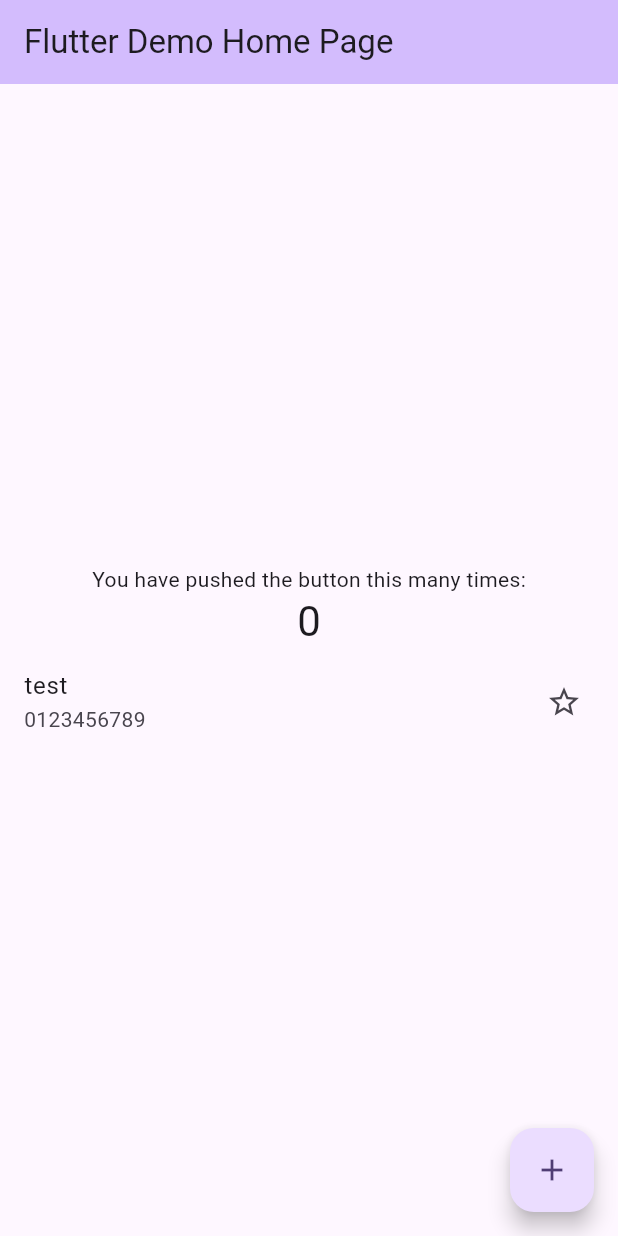
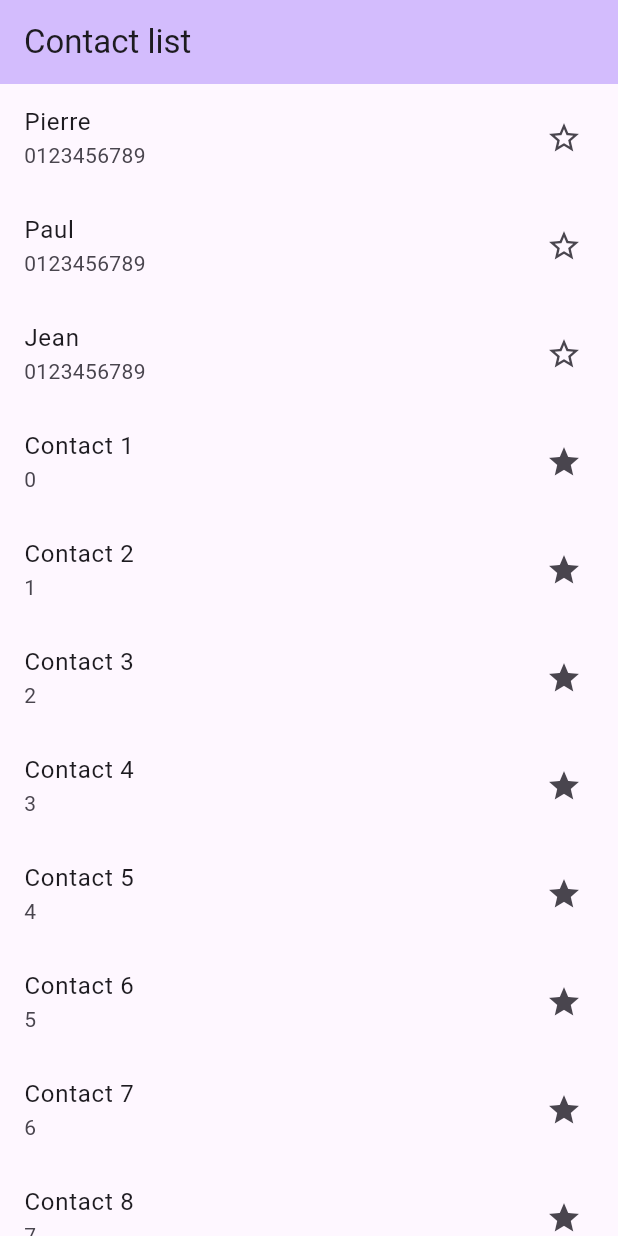
Before and after one commit to IweZix/BIN2-Q2-Mobile, a Flutter app: the screen it shows after launch, on a phone screen of 412 x 824 dp. Run offline on Flutter 3.47's test engine with Material 3 defaults, Android fonts, the phone set to English and light mode, and no system bars.

Commit message:
T02.3 Liste de contacts

```diff
--- a/tuto2/lib/Contact.dart
+++ b/tuto2/lib/Contact.dart
@@ -10,3 +10,22 @@ class Contact {
   });
 
 }
+
+List<Contact> _createContacts() {
+  final contacts1 = {
+    "Pierre": "0123456789",
+    "Paul": "0123456789",
+    "Jean": "0123456789",
+  }.entries.map((c) => Contact(name: c.key, phone: c.value)).toList();
+
+  final contacts2 = [
+    for (var i = 0; i < 1000; i++)
+      Contact(name: "Contact ${i + 1}", phone: "$i", isFavorite: true),
+  ];
+
+  final contacts3 = List.generate(10, (i) => Contact(name: "C$i", phone: "$i"));
+
+  return [...contacts1, ...contacts2, ...contacts3];
+}
+
+final defaultContacts = _createContacts();
--- /dev/null
+++ b/tuto2/lib/home_screen.dart
@@ -0,0 +1,24 @@
+import 'package:flutter/cupertino.dart';
+import 'package:flutter/material.dart';
+
+import 'Contact.dart';
+import 'contact_row.dart';
+
+class HomeScreen extends StatelessWidget {
+  const HomeScreen({super.key});
+
+  @override
+  Widget build(BuildContext context) {
+    final contactRows = defaultContacts
+        .map((contact) => ContactRow(contact: contact))
+        .toList();
+
+    return Scaffold(
+      appBar: AppBar(
+        backgroundColor: Theme.of(context).colorScheme.inversePrimary,
+        title: const Text("Contact list"),
+      ),
+      body: ListView(children: contactRows),
+    );
+  }
+}
--- a/tuto2/lib/main.dart
+++ b/tuto2/lib/main.dart
@@ -1,5 +1,6 @@
 import 'package:flutter/material.dart';
-import 'package:tuto2/ContactRow.dart';
+import 'package:tuto2/contact_row.dart';
+import 'package:tuto2/home_screen.dart';
 
 import 'Contact.dart';
 
@@ -18,56 +19,7 @@ class MyApp extends StatelessWidget {
         colorScheme: ColorScheme.fromSeed(seedColor: Colors.deepPurple),
         useMaterial3: true,
       ),
-      home: const MyHomePage(title: 'Flutter Demo Home Page'),
+      home: const HomeScreen(),
     );
   }
 }
-
-class MyHomePage extends StatefulWidget {
-  const MyHomePage({super.key, required this.title});
-
-  final String title;
-
-  @override
-  State<MyHomePage> createState() => _MyHomePageState();
-}
-
-class _MyHomePageState extends State<MyHomePage> {
-  int _counter = 0;
-
-  void _incrementCounter() {
-    setState(() {
-      _counter++;
-    });
-  }
-
-  @override
-  Widget build(BuildContext context) {
-    return Scaffold(
-      appBar: AppBar(
-        backgroundColor: Theme.of(context).colorScheme.inversePrimary,
-        title: Text(widget.title),
-      ),
-      body: Center(
-        child: Column(
-          mainAxisAlignment: MainAxisAlignment.center,
-          children: <Widget>[
-            const Text(
-              'You have pushed the button this many times:',
-            ),
-            Text(
-              '$_counter',
-              style: Theme.of(context).textTheme.headlineMedium,
-            ),
-            ContactRow(contact: Contact(name: "test", phone: "0123456789")),
-          ],
-        ),
-      ),
-      floatingActionButton: FloatingActionButton(
-        onPressed: _incrementCounter,
-        tooltip: 'Increment',
-        child: const Icon(Icons.add),
-      ),
-    );
-  }
-}
```
Also changed, not shown: tuto2/lib/contact_row.dart (renamed from tuto2/lib/ContactRow.dart).
